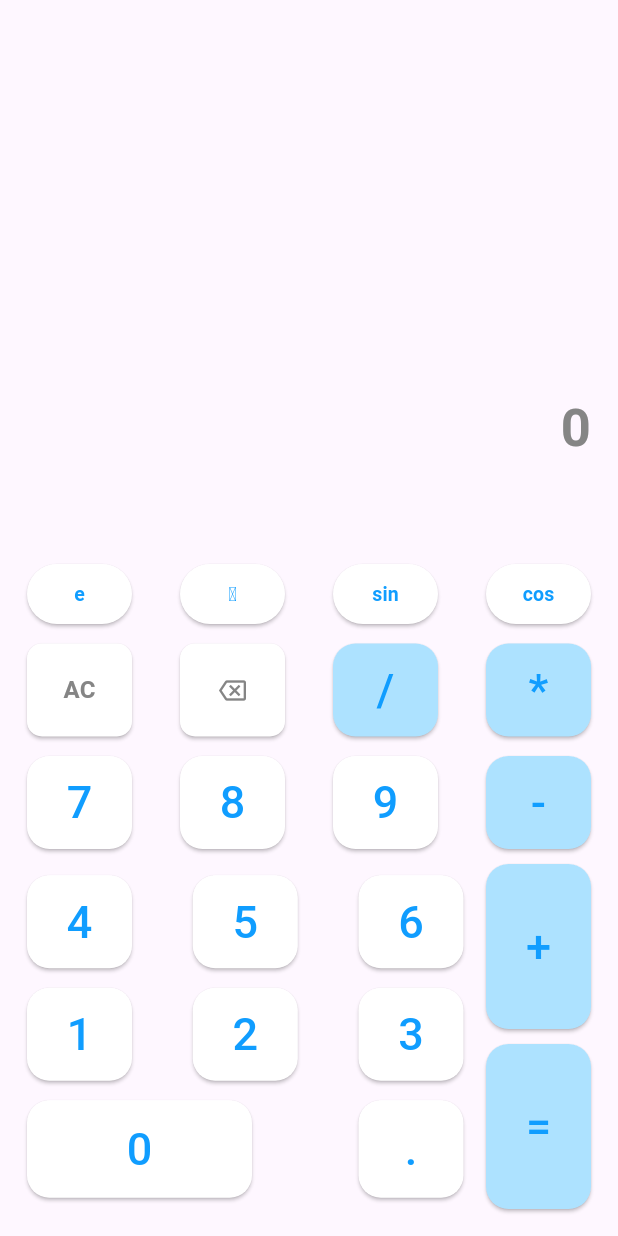
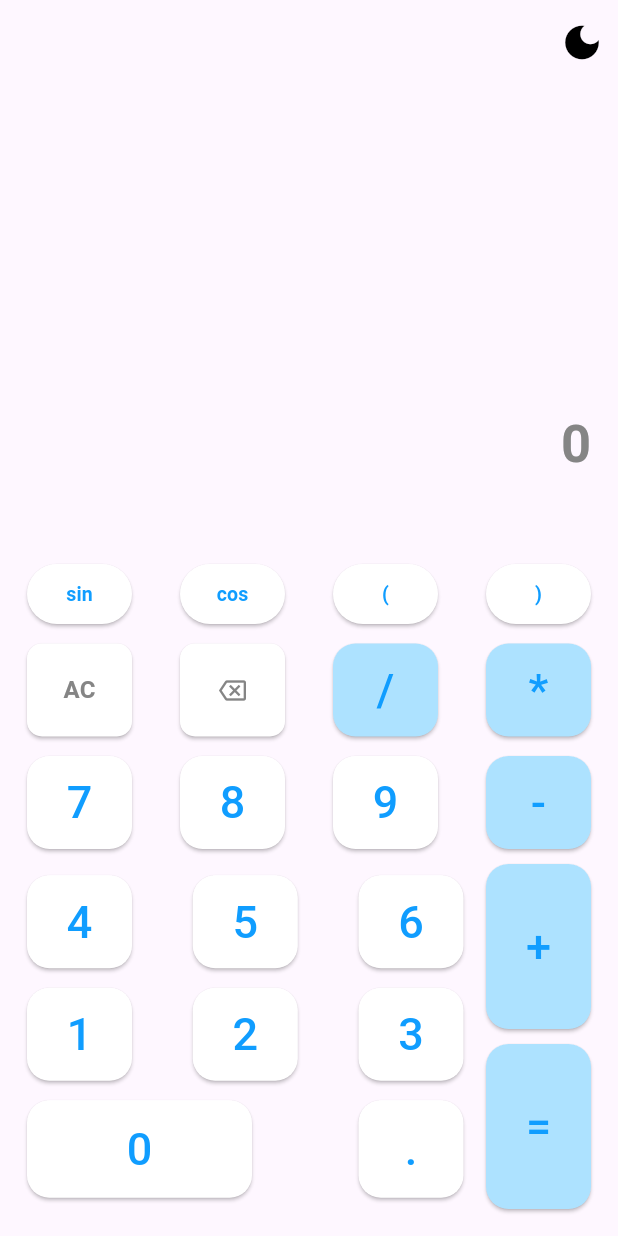
Before and after one commit to SyedEbad902/flutter-calculator-app, a Flutter app: the screen it shows after launch, on a phone screen of 412 x 824 dp. Run offline on Flutter 3.47's test engine with Material 3 defaults, Android fonts, the phone set to English and light mode, and no system bars; our stand-ins replace shared_preferences; missing offline and left inert: function_tree.

Commit message:
themes added

```diff
--- /dev/null
+++ b/lib/Provider/theme_provider.dart
@@ -0,0 +1,117 @@
+import 'package:flutter/material.dart';
+import 'package:shared_preferences/shared_preferences.dart';
+
+class ThemeProvider extends ChangeNotifier {
+  bool isClick = false; // This represents whether the dark mode is enabled
+  ThemeMode _themeState = ThemeMode.light;
+
+  ThemeMode get themeState => _themeState;
+
+  ThemeProvider() {
+    _loadTheme();
+  }
+
+  void _loadTheme() async {
+    SharedPreferences prefs = await SharedPreferences.getInstance();
+    isClick = prefs.getBool('isClick') ??
+        false; // Load isClick value, default to false
+    _themeState = isClick
+        ? ThemeMode.dark
+        : ThemeMode.light; // Set theme based on isClick
+    notifyListeners();
+  }
+
+  void toggleTheme() async {
+    isClick = !isClick;
+    _themeState = isClick ? ThemeMode.dark : ThemeMode.light;
+
+    SharedPreferences prefs = await SharedPreferences.getInstance();
+    await prefs.setBool(
+        'isClick', isClick); // Save isClick value to shared preferences
+    notifyListeners();
+  }
+}
+
+
+
+
+
+
+
+
+
+
+
+
+
+
+
+
+// import 'package:flutter/material.dart';
+// import 'package:shared_preferences/shared_preferences.dart';
+
+// class ThemeProvider extends ChangeNotifier {
+//   bool isClick = false;
+//   ThemeMode _themeState = ThemeMode.light;
+
+//   ThemeMode get themeState => _themeState;
+
+//   ThemeProvider() {
+//     _loadTheme();
+//   }
+
+//   void _loadTheme() async {
+//     SharedPreferences prefs = await SharedPreferences.getInstance();
+//     bool? isDarkMode = prefs.getBool('isDarkMode');
+//     if (isDarkMode != null) {
+//       _themeState = isDarkMode ? ThemeMode.dark : ThemeMode.light;
+//       notifyListeners();
+//     }
+//   }
+
+//   void setTheme() async {
+//     final isLight = _themeState == ThemeMode.dark;
+//     if (isLight) {
+//       _themeState = ThemeMode.light;
+//     } else {
+//       _themeState = ThemeMode.dark;
+//     }
+//     SharedPreferences prefs = await SharedPreferences.getInstance();
+//     prefs.setBool('isDarkMode', _themeState == ThemeMode.dark);
+//     notifyListeners();
+//   }
+// }
+
+
+
+
+
+
+
+
+
+
+
+
+
+
+
+
+// // import 'package:flutter/material.dart';
+
+// // class ThemeProvider extends ChangeNotifier {
+// //     bool isClick = false;
+
+// //   var _themeState = ThemeMode.light;
+// //   ThemeMode get themeState => _themeState;
+// //   void setTheme() {
+// //     final isLight = _themeState == ThemeMode.dark;
+// //     if (isLight) {
+// //       _themeState = ThemeMode.light;
+// //     } else {
+// //       _themeState = ThemeMode.dark;
+
+// //     }
+// //     notifyListeners();
+// //   }
+// // }
--- a/lib/main.dart
+++ b/lib/main.dart
@@ -1,4 +1,5 @@
 import 'package:calculator_app/Provider/calculate_provider.dart';
+import 'package:calculator_app/Provider/theme_provider.dart';
 import 'package:calculator_app/screens/main_screen.dart';
 import 'package:flutter/material.dart';
 import 'package:provider/provider.dart';
@@ -7,6 +8,7 @@ void main() {
   runApp(MultiProvider(
     providers: [
       ChangeNotifierProvider(create: (_) => CalculateProvider()),
+      ChangeNotifierProvider(create: (_) => ThemeProvider()),
     ],
     child: const MyApp(),
   ));
@@ -18,10 +20,21 @@ class MyApp extends StatelessWidget {
   // This widget is the root of your application.
   @override
   Widget build(BuildContext context) {
-    return const MaterialApp(
-        // title: 'Flutter Demo',
-        //
+    return Builder(builder: (context) {
+      final provider = Provider.of<ThemeProvider>(context);
+
+      return MaterialApp(
+        themeMode: provider.themeState,
+        theme: ThemeData.light(),
+        darkTheme: ThemeData(brightness: Brightness.dark),
         debugShowCheckedModeBanner: false,
-        home: Calculator());
+        home: const Calculator(),
+      );
+    });
+    // const MaterialApp(
+    //     // title: 'Flutter Demo',
+    //     //
+    //     debugShowCheckedModeBanner: false,
+    //     home: Calculator());
   }
 }
--- a/lib/screens/main_screen.dart
+++ b/lib/screens/main_screen.dart
@@ -1,5 +1,6 @@
 import 'package:calculator_app/Constants/appcolors.dart';
 import 'package:calculator_app/Provider/calculate_provider.dart';
+import 'package:calculator_app/Provider/theme_provider.dart';
 import 'package:flutter/material.dart';
 import 'package:provider/provider.dart';
 
@@ -7,10 +8,30 @@ class Calculator extends StatelessWidget {
   const Calculator({super.key});
   @override
   Widget build(BuildContext context) {
-    // final calculator = Provider.of<CalculateProvider>(context);
+    final provider = Provider.of<ThemeProvider>(context);
     return Scaffold(
+
         // backgroundColor: Colors.white,
         appBar: AppBar(
+        actions:[
+          IconButton(
+            onPressed: () {
+              // Get the ThemeProvider instance from the context
+              final themeProvider =
+                  Provider.of<ThemeProvider>(context, listen: false);
+
+              // Call the toggleTheme method to change the theme
+              themeProvider.toggleTheme();
+            },
+            icon: Icon(
+              // Use the isClick to determine the icon
+              provider.isClick ? Icons.light_mode : Icons.dark_mode,
+              size: 30,
+            ),
+            color: provider.isClick ? Colors.white : Colors.black,
+          )
+        ]
+
             // title: const Text("appbar"),
             ),
         body: Padding(
@@ -25,8 +46,8 @@ class Calculator extends StatelessWidget {
                   mainAxisAlignment: MainAxisAlignment.end,
                   // textDirection: TextDirection.rtl,
                   children: [
-                    Text(
-                      calculator.input.isEmpty ? "0" : calculator.input,
+                    AnimatedDefaultTextStyle(
+                    duration: const Duration(milliseconds: 500),
                       style: TextStyle(
                             fontSize: calculator.equalPressed
                                 ? 25
@@ -37,20 +58,42 @@ class Calculator extends StatelessWidget {
                             fontWeight: calculator.equalPressed
                                 ? FontWeight.normal
                                 : FontWeight.bold),
+                      child: Text(
+                        calculator.input.isEmpty ? "0" : calculator.input,
+                        // style: TextStyle(
+                        //     fontSize: calculator.equalPressed
+                        //         ? 25
+                        //         : calculator.getLength
+                        //             ? 27
+                        //             : 35,
+                        //     color: Appcolors.acColor,
+                        //     fontWeight: calculator.equalPressed
+                        //         ? FontWeight.normal
+                        //         : FontWeight.bold),
+                      ),
                     ),
                   ],
                 ),
                 Row(
                   mainAxisAlignment: MainAxisAlignment.end,
                   children: [
-                    Text(
-                      calculator.output,
+                    AnimatedDefaultTextStyle(
+                    duration: const Duration(milliseconds: 500),
+
                       style: TextStyle(
                           fontSize: calculator.equalPressed ? 35 : 25,
                           color: Appcolors.acColor,
                           fontWeight: calculator.equalPressed
                               ? FontWeight.bold
-                              : FontWeight.normal),
+                              : FontWeight.normal),                      child: Text(
+                        calculator.output,
+                        // style: TextStyle(
+                        //     fontSize: calculator.equalPressed ? 35 : 25,
+                        //     color: Appcolors.acColor,
+                        //     fontWeight: calculator.equalPressed
+                        //         ? FontWeight.bold
+                        //         : FontWeight.normal),
+                      ),
                     ),
                   ],
                 ),
@@ -61,16 +104,16 @@ class Calculator extends StatelessWidget {
                   mainAxisAlignment: MainAxisAlignment.spaceBetween,
                   children: [
                     scientificButton(
-                      text: 'e',
-                    ),
-                    scientificButton(
-                      text: '𝜋',
-                    ),
-                    scientificButton(
                       text: 'sin',
                     ),
                     scientificButton(
                       text: 'cos',
+                    ),
+                    scientificButton(
+                      text: '(',
+                    ),
+                    scientificButton(
+                      text: ')',
                     ),
                   ],
                 ),
--- a/pubspec.yaml
+++ b/pubspec.yaml
@@ -36,6 +36,7 @@ dependencies:
   cupertino_icons: ^1.0.6
   provider: ^6.1.2
   function_tree: ^0.9.1
+  shared_preferences: ^2.3.2
 
 dev_dependencies:
   flutter_test:
```
Also changed, not shown: lib/Provider/calculate_provider.dart (+27 -6 lines), pubspec.lock, 1 other file. Lines whose indentation alone changed are shown as unchanged.
